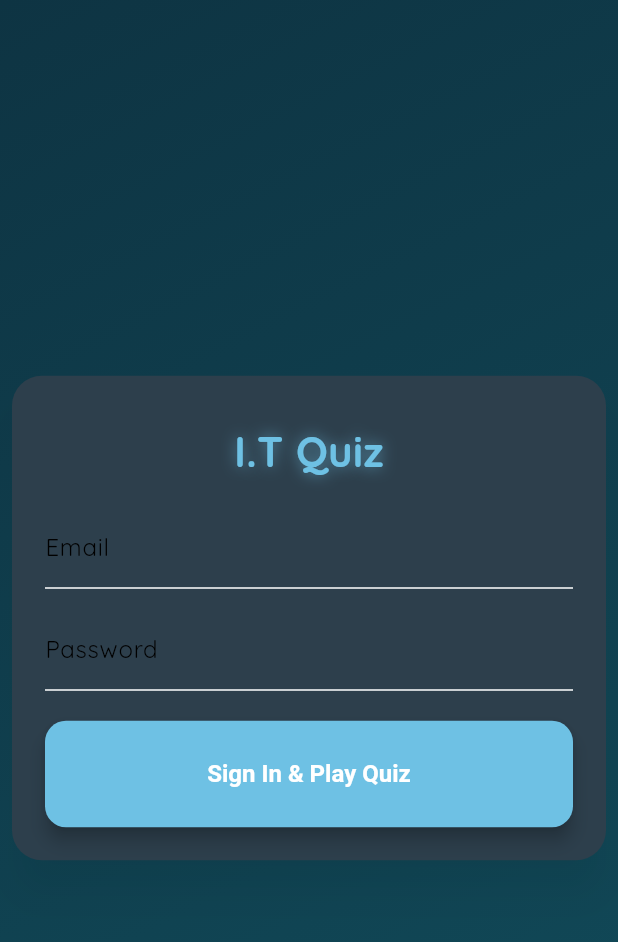
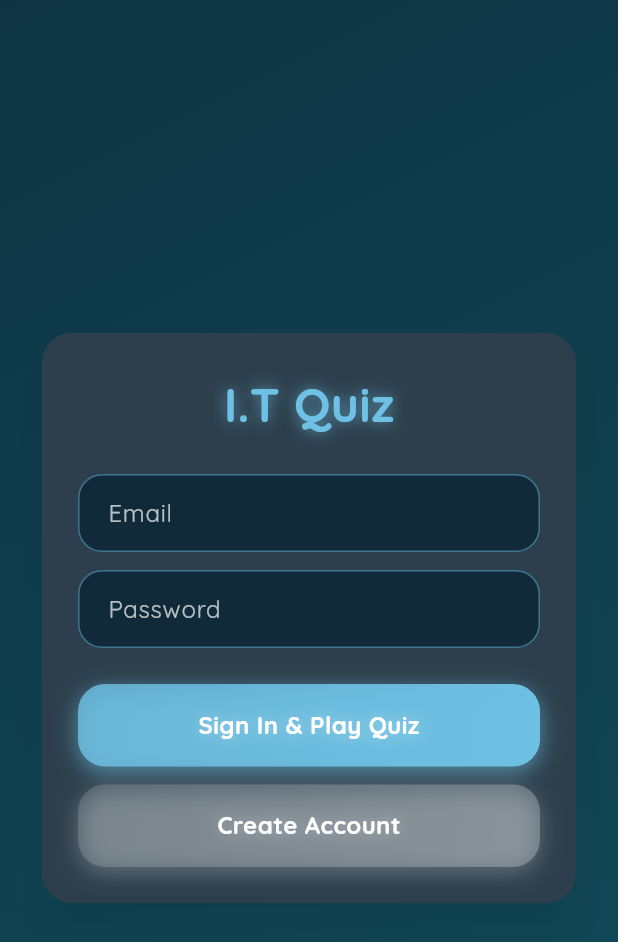
Before and after one commit to Azathulhu/SimpleFlutterGame, a Flutter app: the screen it shows after launch, on a phone screen of 412 x 824 dp. Shown: the top 942 px of the screen. Run offline on Flutter 3.47's test engine with Material 3 defaults, Android fonts, the phone set to English and light mode, and no system bars; our stand-ins replace confetti, fluttertoast, google_fonts, just_audio, supabase_flutter; accounts and stored records are empty.

Commit message:
Update sign_in_page.dart

```diff
--- a/lib/pages/sign_in_page.dart
+++ b/lib/pages/sign_in_page.dart
@@ -1,6 +1,7 @@
 import 'package:flutter/material.dart';
 import 'package:fluttertoast/fluttertoast.dart';
 import '../services/auth_service.dart';
+import 'sign_up_page.dart';
 import 'home_page.dart';
 import '../theme.dart';
 import '../animated_background.dart';
@@ -18,67 +19,198 @@ class _SignInPageState extends State<SignInPage> with TickerProviderStateMixin {
   bool loading = false;
   String? error;
 
-  // Animation controllers
-  late AnimationController _fadeController;
-  late AnimationController _welcomeController;
-  late Animation<double> _fadeAnimation;
-  late Animation<double> _scaleAnimation;
-
-  bool _showWelcome = false;
+  // Welcome animation
+  bool showWelcome = false;
+  double welcomeOpacity = 0.0;
 
   @override
-  void initState() {
-    super.initState();
-
-    // Fade out sign-in panel
-    _fadeController = AnimationController(
-      vsync: this,
-      duration: const Duration(seconds: 1),
-    );
-    _fadeAnimation = CurvedAnimation(
-      parent: _fadeController,
-      curve: Curves.easeInOut,
-    );
-
-    // Welcome text animation
-    _welcomeController = AnimationController(
-      vsync: this,
-      duration: const Duration(milliseconds: 1200),
-    );
-    _scaleAnimation = CurvedAnimation(
-      parent: _welcomeController,
-      curve: Curves.elasticOut,
+  Widget build(BuildContext context) {
+    return AnimatedGradientBackground(
+      child: GlobalTapRipple(
+        child: Scaffold(
+          backgroundColor: Colors.transparent,
+          body: Stack(
+            children: [
+              Center(
+                child: SingleChildScrollView(
+                  padding: const EdgeInsets.all(20),
+                  child: ConstrainedBox(
+                    constraints: const BoxConstraints(maxWidth: 520),
+                    child: AnimatedOpacity(
+                      duration: const Duration(milliseconds: 500),
+                      opacity: showWelcome ? 0.0 : 1.0,
+                      child: Card(
+                        color: const Color(0xFF0A1F2E),
+                        elevation: 12,
+                        shape: RoundedRectangleBorder(borderRadius: BorderRadius.circular(20)),
+                        child: Padding(
+                          padding: const EdgeInsets.all(24),
+                          child: Column(
+                            mainAxisSize: MainAxisSize.min,
+                            children: [
+                              Text(
+                                'I.T Quiz',
+                                style: TextStyle(
+                                  fontSize: 32,
+                                  fontWeight: FontWeight.bold,
+                                  color: AppTheme.primary,
+                                  shadows: [
+                                    Shadow(
+                                      blurRadius: 12,
+                                      color: AppTheme.primary.withOpacity(0.7),
+                                      offset: const Offset(0, 0),
+                                    )
+                                  ],
+                                ),
+                              ),
+                              const SizedBox(height: 24),
+                              if (error != null)
+                                Text(error!,
+                                    style: const TextStyle(color: Colors.redAccent, fontSize: 14)),
+                              _buildTextField(emailController, 'Email', keyboardType: TextInputType.emailAddress),
+                              const SizedBox(height: 12),
+                              _buildTextField(passwordController, 'Password', obscureText: true),
+                              const SizedBox(height: 24),
+                              loading
+                                  ? const CircularProgressIndicator(color: AppTheme.primary)
+                                  : _buildButton('Sign In & Play Quiz', _signIn),
+                              const SizedBox(height: 12),
+                              // Create Account button
+                              _buildButton('Create Account', _goToSignUp, isSecondary: true),
+                            ],
+                          ),
+                        ),
+                      ),
+                    ),
+                  ),
+                ),
+              ),
+              // Welcome Overlay
+              if (showWelcome)
+                AnimatedOpacity(
+                  duration: const Duration(milliseconds: 1000),
+                  opacity: welcomeOpacity,
+                  child: Center(
+                    child: Text(
+                      'Welcome!',
+                      style: TextStyle(
+                        fontSize: 52,
+                        fontWeight: FontWeight.bold,
+                        color: Colors.white,
+                        shadows: [
+                          for (int i = 1; i <= 5; i++)
+                            Shadow(
+                              blurRadius: 8.0 * i,
+                              color: Colors.white.withOpacity(0.15 * i),
+                              offset: const Offset(0, 0),
+                            )
+                        ],
+                      ),
+                    ),
+                  ),
+                ),
+            ],
+          ),
+        ),
+      ),
     );
   }
 
-  @override
-  void dispose() {
-    _fadeController.dispose();
-    _welcomeController.dispose();
-    super.dispose();
+  Widget _buildTextField(TextEditingController controller, String label,
+      {bool obscureText = false, TextInputType keyboardType = TextInputType.text}) {
+    return TextField(
+      controller: controller,
+      obscureText: obscureText,
+      keyboardType: keyboardType,
+      style: const TextStyle(color: Colors.white, fontWeight: FontWeight.w600),
+      decoration: InputDecoration(
+        labelText: label,
+        labelStyle: const TextStyle(color: Colors.white70),
+        filled: true,
+        fillColor: const Color(0xFF102A3A),
+        enabledBorder: OutlineInputBorder(
+          borderRadius: BorderRadius.circular(16),
+          borderSide: BorderSide(color: AppTheme.primary.withOpacity(0.5)),
+        ),
+        focusedBorder: OutlineInputBorder(
+          borderRadius: BorderRadius.circular(16),
+          borderSide: BorderSide(color: AppTheme.primary, width: 2),
+        ),
+        contentPadding: const EdgeInsets.symmetric(horizontal: 16, vertical: 14),
+      ),
+    );
   }
 
-  Future<void> _handleSignIn() async {
+  Widget _buildButton(String text, VoidCallback onTap, {bool isSecondary = false}) {
+    return ScaleOnTap(
+      onTap: onTap,
+      child: Container(
+        width: double.infinity,
+        decoration: BoxDecoration(
+          gradient: isSecondary
+              ? LinearGradient(
+                  colors: [Colors.white.withOpacity(0.15), Colors.white.withOpacity(0.25)],
+                  begin: Alignment.topLeft,
+                  end: Alignment.bottomRight,
+                )
+              : LinearGradient(
+                  colors: [AppTheme.primary.withOpacity(0.8), AppTheme.primary],
+                  begin: Alignment.topLeft,
+                  end: Alignment.bottomRight,
+                ),
+          borderRadius: BorderRadius.circular(18),
+          boxShadow: [
+            BoxShadow(
+              color: isSecondary
+                  ? Colors.white.withOpacity(0.25)
+                  : AppTheme.primary.withOpacity(0.6),
+              blurRadius: 12,
+              offset: const Offset(0, 4),
+            ),
+          ],
+        ),
+        padding: const EdgeInsets.symmetric(vertical: 16),
+        child: Center(
+          child: Text(
+            text,
+            style: TextStyle(
+              color: isSecondary ? Colors.white : Colors.white,
+              fontWeight: FontWeight.bold,
+              fontSize: 16,
+              shadows: [
+                Shadow(
+                  blurRadius: 12,
+                  color: Colors.white38,
+                  offset: const Offset(0, 0),
+                ),
+              ],
+            ),
+          ),
+        ),
+      ),
+    );
+  }
+
+  Future<void> _signIn() async {
     setState(() {
       loading = true;
       error = null;
     });
-
     try {
       await auth.signIn(
         email: emailController.text.trim(),
         password: passwordController.text.trim(),
       );
       Fluttertoast.showToast(msg: 'Signed in!');
-
-      // Start panel fade-out
-      await _fadeController.forward();
-      setState(() => _showWelcome = true);
-
-      // Animate welcome text
-      await _welcomeController.forward();
-      await Future.delayed(const Duration(seconds: 1));
-
+      // Animate welcome
+      setState(() {
+        showWelcome = true;
+      });
+      await Future.delayed(const Duration(milliseconds: 200));
+      setState(() {
+        welcomeOpacity = 1.0;
+      });
+      await Future.delayed(const Duration(seconds: 2));
       if (!mounted) return;
       Navigator.pushReplacement(
           context, MaterialPageRoute(builder: (_) => const HomePage()));
@@ -93,118 +225,23 @@ class _SignInPageState extends State<SignInPage> with TickerProviderStateMixin {
     }
   }
 
-  @override
-  Widget build(BuildContext context) {
-    return AnimatedGradientBackground(
-      child: GlobalTapRipple(
-        child: Scaffold(
-          backgroundColor: Colors.transparent,
-          body: Center(
-            child: _showWelcome
-                ? ScaleTransition(
-                    scale: _scaleAnimation,
-                    child: Text(
-                      'Welcome!',
-                      style: TextStyle(
-                        fontSize: 60,
-                        fontWeight: FontWeight.bold,
-                        color: Colors.white,
-                        shadows: [
-                          Shadow(
-                            blurRadius: 30,
-                            color: Colors.white.withOpacity(0.8),
-                            offset: const Offset(0, 0),
-                          ),
-                          Shadow(
-                            blurRadius: 60,
-                            color: Colors.blueAccent.withOpacity(0.5),
-                            offset: const Offset(0, 0),
-                          ),
-                          Shadow(
-                            blurRadius: 90,
-                            color: Colors.cyan.withOpacity(0.4),
-                            offset: const Offset(0, 0),
-                          ),
-                        ],
-                      ),
-                    ),
-                  )
-                : FadeTransition(
-                    opacity: Tween<double>(begin: 1, end: 0).animate(_fadeAnimation),
-                    child: ConstrainedBox(
-                      constraints: const BoxConstraints(maxWidth: 520),
-                      child: Card(
-                        color: const Color(0xFF0A1F2E),
-                        elevation: 12,
-                        shape: RoundedRectangleBorder(borderRadius: BorderRadius.circular(20)),
-                        child: Padding(
-                          padding: const EdgeInsets.all(22),
-                          child: Column(
-                            mainAxisSize: MainAxisSize.min,
-                            children: [
-                              const SizedBox(height: 8),
-                              Text('I.T Quiz',
-                                  style: TextStyle(
-                                      fontSize: 28,
-                                      fontWeight: FontWeight.bold,
-                                      color: AppTheme.primary,
-                                      shadows: [
-                                        Shadow(
-                                            blurRadius: 12,
-                                            color: AppTheme.primary.withOpacity(0.6),
-                                            offset: const Offset(0, 0))
-                                      ])),
-                              const SizedBox(height: 16),
-                              if (error != null)
-                                Padding(
-                                  padding: const EdgeInsets.only(bottom: 12),
-                                  child: Text(error!, style: const TextStyle(color: Colors.red)),
-                                ),
-                              TextField(
-                                controller: emailController,
-                                decoration: const InputDecoration(labelText: 'Email'),
-                                keyboardType: TextInputType.emailAddress,
-                              ),
-                              const SizedBox(height: 12),
-                              TextField(
-                                controller: passwordController,
-                                decoration: const InputDecoration(labelText: 'Password'),
-                                obscureText: true,
-                              ),
-                              const SizedBox(height: 20),
-                              loading
-                                  ? const CircularProgressIndicator()
-                                  : ScaleOnTap(
-                                      onTap: _handleSignIn,
-                                      child: SizedBox(
-                                        width: double.infinity,
-                                        child: ElevatedButton(
-                                          onPressed: _handleSignIn,
-                                          style: ElevatedButton.styleFrom(
-                                              backgroundColor: AppTheme.primary),
-                                          child: const Padding(
-                                            padding: EdgeInsets.symmetric(vertical: 12),
-                                            child: Text(
-                                              'Sign In & Play Quiz',
-                                              style: TextStyle(
-                                                  fontWeight: FontWeight.bold, fontSize: 16),
-                                            ),
-                                          ),
-                                        ),
-                                      ),
-                                    ),
-                            ],
-                          ),
-                        ),
-                      ),
-                    ),
-                  ),
-          ),
-        ),
+  void _goToSignUp() {
+    Navigator.push(
+      context,
+      PageRouteBuilder(
+        pageBuilder: (_, __, ___) => const SignUpPage(),
+        transitionsBuilder: (_, animation, __, child) {
+          return FadeTransition(
+            opacity: animation,
+            child: ScaleTransition(scale: animation, child: child),
+          );
+        },
+        transitionDuration: const Duration(milliseconds: 500),
       ),
     );
   }
 }
+
 
 
 
```
